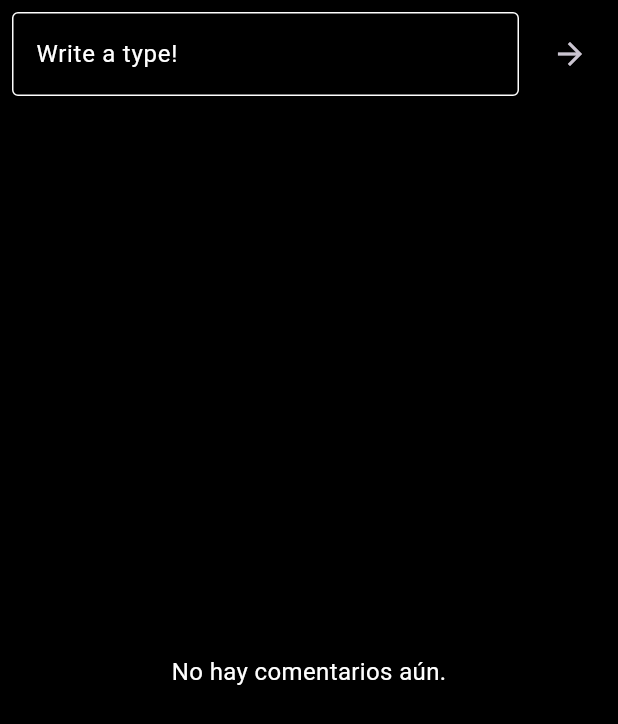
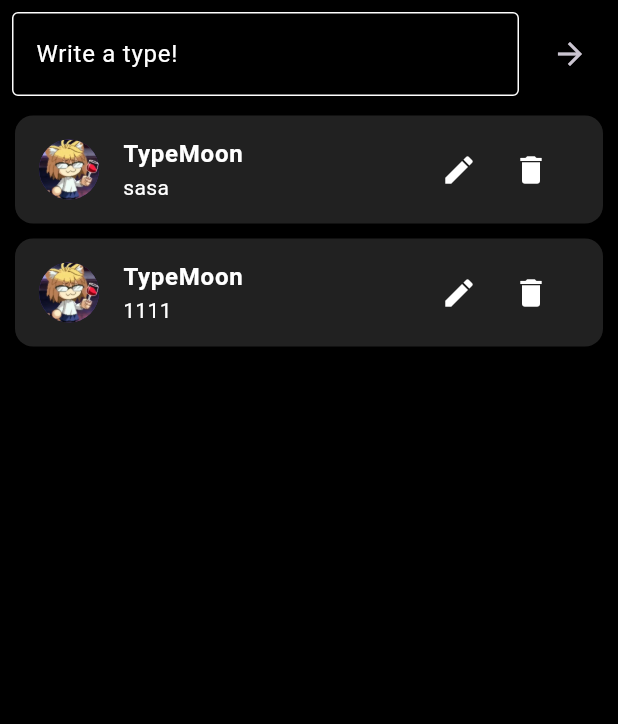
Before and after one commit to iKebb/okizime_combo_list, a Flutter app: the CrudForumType widget shown alone on an empty page, opened directly, on a phone screen of 412 x 824 dp. Shown: the top 724 px of the screen. Run offline on Flutter 3.47's test engine with Material 3 defaults, Android fonts, the phone set to English and light mode, and no system bars; our stand-ins replace video_player.

Commit message:
AB Entregbable comentado

```diff
--- a/lib/main.dart
+++ b/lib/main.dart
@@ -1,4 +1,4 @@
-import 'package:ab_final_entregable/screens/functions/forum_provider.dart';
+import 'package:ab_final_entregable/widgets/forum_provider.dart';
 import 'package:ab_final_entregable/screens/type_lumina.dart';
 import 'package:flutter/material.dart';
 import 'package:provider/provider.dart';
--- a/lib/screens/type_lumina.dart
+++ b/lib/screens/type_lumina.dart
@@ -1,7 +1,7 @@
 import 'package:flutter/material.dart';
 import 'package:video_player/video_player.dart';
-import 'package:ab_final_entregable/screens/functions/content.dart';
-import 'package:ab_final_entregable/screens/functions/video_player_helper.dart';
+import 'package:ab_final_entregable/widgets/content.dart';
+import 'package:ab_final_entregable/widgets/video_player_helper.dart';
 
 class TypeLumina extends StatefulWidget {
   const TypeLumina({super.key});
--- a/lib/screens/functions/crud_forum_type.dart
+++ b/lib/widgets/crud_forum_type.dart
@@ -6,17 +6,20 @@ class CrudForumType extends StatefulWidget {
   const CrudForumType({super.key});
 
   @override
-  _CrudForumTypeState createState() => _CrudForumTypeState();
+  CrudForumTypeState createState() => CrudForumTypeState();
 }
 
-class _CrudForumTypeState extends State<CrudForumType> {
+class CrudForumTypeState extends State<CrudForumType> {
   final TextEditingController _controller = TextEditingController();
   int? editingIndex;
 
   void addOrEditComment(BuildContext context) {
     if (_controller.text.isEmpty) return;
+    //si _controller no tiene datos devuelve nada.
 
     final forumProvider = Provider.of<ForumProvider>(context, listen: false);
+    //obtiene el provider de forumProvider desde el context
+    //listen: false indica que no se hará escucha dentro de la UI
 
     if (editingIndex == null) {
       forumProvider.addComment(_controller.text);
@@ -25,14 +28,17 @@ class _CrudForumTypeState extends State<CrudForumType> {
       editingIndex = null;
     }
     _controller.clear();
+    //limpia el contenido de la caja de texto cuando se edita o crea el comentario.
   }
 
   void editComment(BuildContext context, int index) {
-    setState(() {
-      editingIndex = index;
-      _controller.text =
-          Provider.of<ForumProvider>(context, listen: false).comments[index];
-    });
+    setState(
+      () {
+        editingIndex = index;
+        _controller.text =
+            Provider.of<ForumProvider>(context, listen: false).comments[index];
+      },
+    );
   }
 
   @override
--- a/lib/screens/functions/forum_provider.dart
+++ b/lib/widgets/forum_provider.dart
@@ -1,13 +1,21 @@
 import 'package:flutter/material.dart';
 
 class ForumProvider extends ChangeNotifier {
-  final List<String> _comments = [];
+  //creación de clase ForumProvider que extiende a ChangeNotifier
+  //que notifica a los widgets que están escuchando cambios en la clase.
+  final List<String> _comments = [
+    "sasa",
+    "1111"
+  ];
+  //propiedad privada (_comments) de lista que contiene los comentarios del foro.
 
   List<String> get comments => _comments;
 
   void addComment(String comment) {
     _comments.add(comment);
+    //agrega el comentario al final de la lista _comments con .add
     notifyListeners();
+    //función que llama a notificar a todos los widgets que se realiza un cambio.
   }
 
   void editComment(int index, String updatedComment) {
--- a/lib/screens/functions/navigation_buttons.dart
+++ b/lib/widgets/navigation_buttons.dart
@@ -1,4 +1,4 @@
-import 'package:ab_final_entregable/screens/functions/full_screen_image.dart';
+import 'package:ab_final_entregable/widgets/full_screen_image.dart';
 import 'package:ab_final_entregable/screens/tl_chara_selection.dart';
 import 'package:flutter/material.dart';
 import 'package:ab_final_entregable/screens/type_lumina.dart';
```
Also changed, not shown: lib/screens/actress_again.dart (+4 -4 lines), lib/widgets/content.dart (renamed from lib/screens/functions/content.dart, +4 -4 lines), lib/widgets/custom_video_player.dart (renamed from lib/screens/functions/custom_video_player.dart, +11 -3 lines), lib/widgets/backgrounds.dart (renamed from lib/screens/functions/backgrounds.dart), lib/widgets/full_screen_image.dart (renamed from lib/screens/functions/full_screen_image.dart), lib/widgets/video_player_helper.dart (renamed from lib/screens/functions/video_player_helper.dart).
